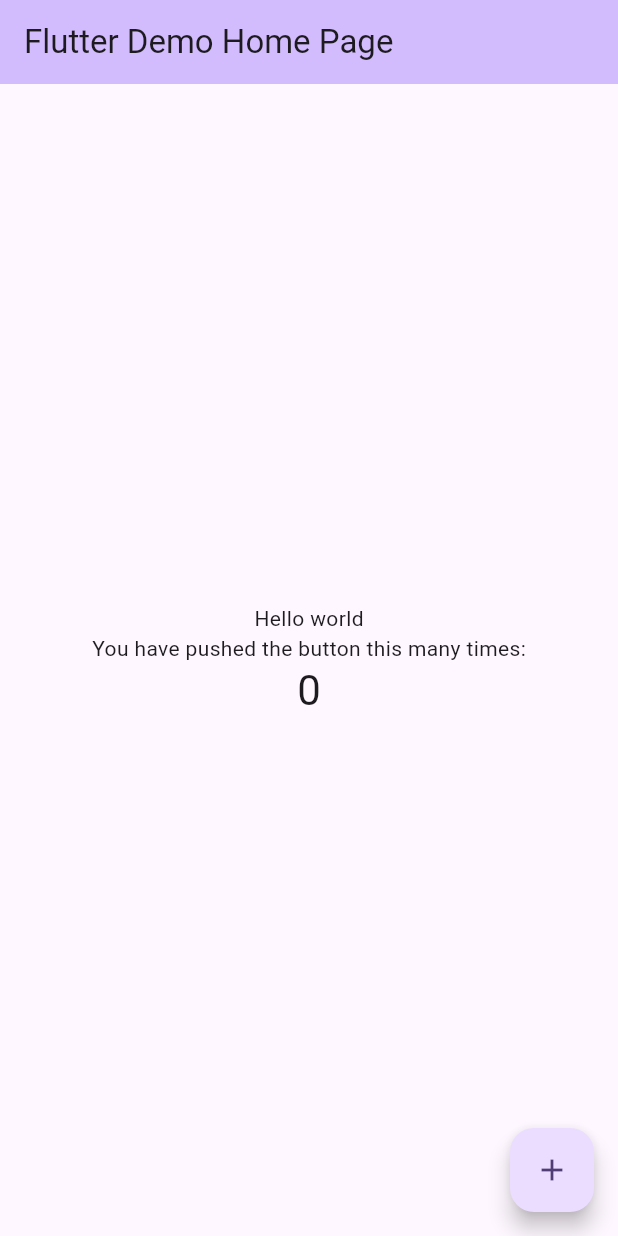
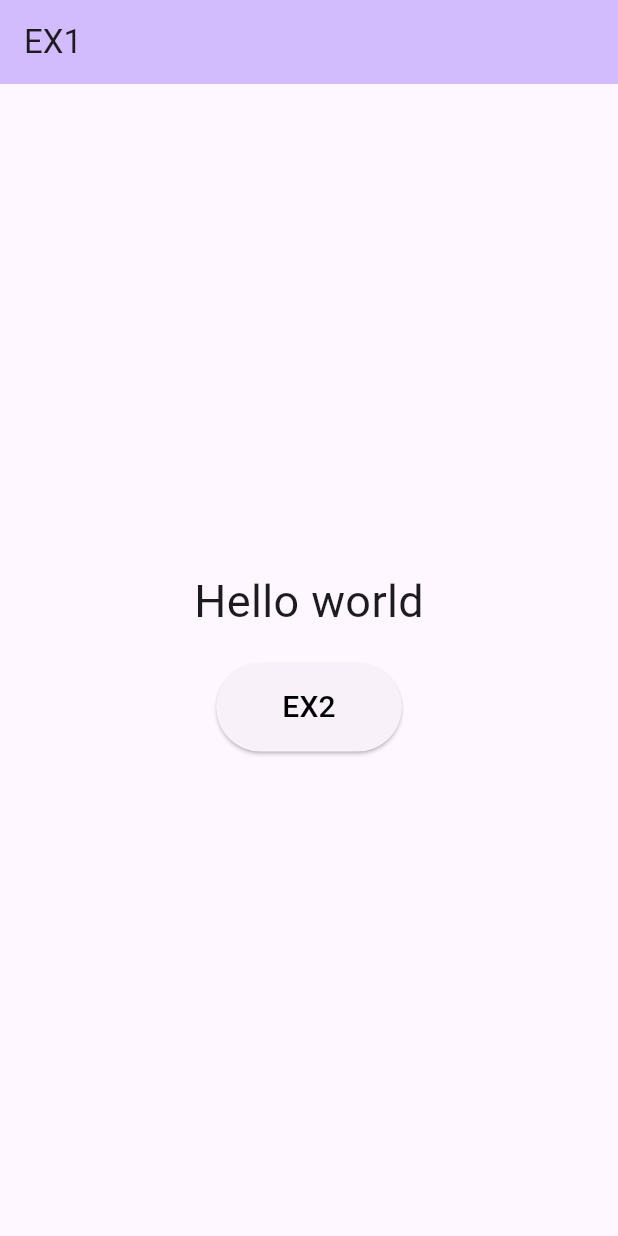
Before and after one commit to sofiyakamalova/exercises, a Flutter app: the screen it shows after launch, on a phone screen of 412 x 824 dp. Run offline on Flutter 3.47's test engine with Material 3 defaults, Android fonts, the phone set to English and light mode, and no system bars.

Commit message:
added ex2

```diff
--- /dev/null
+++ b/lib/exercise_1.dart
@@ -0,0 +1,45 @@
+import 'package:exercise1/exercise_2.dart';
+import 'package:flutter/material.dart';
+
+class Exercise_1 extends StatelessWidget {
+  const Exercise_1({super.key});
+
+  @override
+  Widget build(BuildContext context) {
+    return Scaffold(
+      appBar: AppBar(
+        backgroundColor: Theme.of(context).colorScheme.inversePrimary,
+        title: const Text('EX1'),
+      ),
+      body: Center(
+        child: Column(
+          mainAxisAlignment: MainAxisAlignment.center,
+          children: <Widget>[
+            const Text(
+              'Hello world',
+              style: TextStyle(fontSize: 30),
+            ),
+            const SizedBox(height: 20),
+            ElevatedButton(
+              onPressed: () {
+                Navigator.push(context,
+                    MaterialPageRoute(builder: (context) => Exercise_2()));
+              },
+              child: Container(
+                // height: 30,
+                // width: 100,
+                padding:
+                    const EdgeInsets.symmetric(vertical: 15, horizontal: 20),
+                child: const Text(
+                  'EX2',
+                  style: TextStyle(fontSize: 20, color: Colors.black),
+                ),
+              ),
+            ),
+          ],
+        ),
+      ),
+      // This trailing comma makes auto-formatting nicer for build methods.
+    );
+  }
+}
--- a/lib/main.dart
+++ b/lib/main.dart
@@ -1,3 +1,4 @@
+import 'package:exercise1/exercise_1.dart';
 import 'package:flutter/material.dart';
 
 void main() {
@@ -12,100 +13,12 @@ class MyApp extends StatelessWidget {
   Widget build(BuildContext context) {
     return MaterialApp(
       title: 'Flutter Demo',
+      debugShowCheckedModeBanner: false,
       theme: ThemeData(
         colorScheme: ColorScheme.fromSeed(seedColor: Colors.deepPurple),
         useMaterial3: true,
       ),
-      home: const MyHomePage(title: 'Flutter Demo Home Page'),
+      home: const Exercise_1(),
     );
   }
 }
-
-class MyHomePage extends StatefulWidget {
-  const MyHomePage({super.key, required this.title});
-
-  // This widget is the home page of your application. It is stateful, meaning
-  // that it has a State object (defined below) that contains fields that affect
-  // how it looks.
-
-  // This class is the configuration for the state. It holds the values (in this
-  // case the title) provided by the parent (in this case the App widget) and
-  // used by the build method of the State. Fields in a Widget subclass are
-  // always marked "final".
-
-  final String title;
-
-  @override
-  State<MyHomePage> createState() => _MyHomePageState();
-}
-
-class _MyHomePageState extends State<MyHomePage> {
-  int _counter = 0;
-
-  void _incrementCounter() {
-    setState(() {
-      // This call to setState tells the Flutter framework that something has
-      // changed in this State, which causes it to rerun the build method below
-      // so that the display can reflect the updated values. If we changed
-      // _counter without calling setState(), then the build method would not be
-      // called again, and so nothing would appear to happen.
-      _counter++;
-    });
-  }
-
-  @override
-  Widget build(BuildContext context) {
-    // This method is rerun every time setState is called, for instance as done
-    // by the _incrementCounter method above.
-    //
-    // The Flutter framework has been optimized to make rerunning build methods
-    // fast, so that you can just rebuild anything that needs updating rather
-    // than having to individually change instances of widgets.
-    return Scaffold(
-      appBar: AppBar(
-        // TRY THIS: Try changing the color here to a specific color (to
-        // Colors.amber, perhaps?) and trigger a hot reload to see the AppBar
-        // change color while the other colors stay the same.
-        backgroundColor: Theme.of(context).colorScheme.inversePrimary,
-        // Here we take the value from the MyHomePage object that was created by
-        // the App.build method, and use it to set our appbar title.
-        title: Text(widget.title),
-      ),
-      body: Center(
-        // Center is a layout widget. It takes a single child and positions it
-        // in the middle of the parent.
-        child: Column(
-          // Column is also a layout widget. It takes a list of children and
-          // arranges them vertically. By default, it sizes itself to fit its
-          // children horizontally, and tries to be as tall as its parent.
-          //
-          // Column has various properties to control how it sizes itself and
-          // how it positions its children. Here we use mainAxisAlignment to
-          // center the children vertically; the main axis here is the vertical
-          // axis because Columns are vertical (the cross axis would be
-          // horizontal).
-          //
-          // TRY THIS: Invoke "debug painting" (choose the "Toggle Debug Paint"
-          // action in the IDE, or press "p" in the console), to see the
-          // wireframe for each widget.
-          mainAxisAlignment: MainAxisAlignment.center,
-          children: <Widget>[
-            Text('Hello world'),
-            const Text(
-              'You have pushed the button this many times:',
-            ),
-            Text(
-              '$_counter',
-              style: Theme.of(context).textTheme.headlineMedium,
-            ),
-          ],
-        ),
-      ),
-      floatingActionButton: FloatingActionButton(
-        onPressed: _incrementCounter,
-        tooltip: 'Increment',
-        child: const Icon(Icons.add),
-      ), // This trailing comma makes auto-formatting nicer for build methods.
-    );
-  }
-}
--- a/pubspec.yaml
+++ b/pubspec.yaml
@@ -59,8 +59,8 @@ flutter:
   uses-material-design: true
 
   # To add assets to your application, add an assets section, like this:
-  # assets:
-  #   - images/a_dot_burr.jpeg
+  assets:
+    - images/image.jpg
   #   - images/a_dot_ham.jpeg
 
   # An image asset can refer to one or more resolution-specific "variants", see
```
Also changed, not shown: lib/exercise_2.dart (added, +93 -0 lines), lib/exercise_3.dart (added, +19 -0 lines), images/image.jpg (added).
